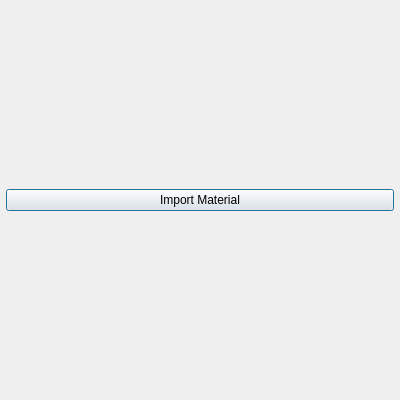
First picture: the form in hexrd/ui/resources/ui/material_list_editor.ui, repository HEXRD/hexrdgui, before the edit.
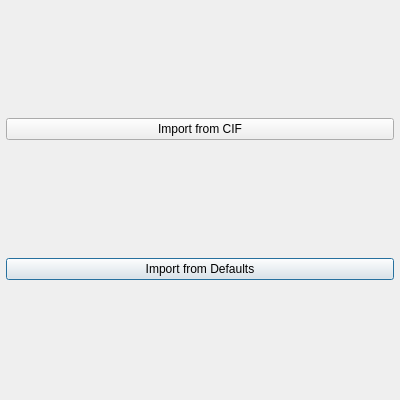
Second picture: the form after the edit.

Commit message: Only load the "CeO2" material by default

The edit to the form file:
```diff
--- a/hexrd/ui/resources/ui/material_list_editor.ui
+++ b/hexrd/ui/resources/ui/material_list_editor.ui
@@ -26,10 +26,17 @@
    <property name="bottomMargin">
     <number>6</number>
    </property>
+   <item row="2" column="0">
+    <widget class="QPushButton" name="import_from_defaults">
+     <property name="text">
+      <string>Import from Defaults</string>
+     </property>
+    </widget>
+   </item>
    <item row="1" column="0">
     <widget class="QPushButton" name="import_material">
      <property name="text">
-      <string>Import Material</string>
+      <string>Import from CIF</string>
      </property>
     </widget>
    </item>
```
Left out of the diff: 6 changed lines with no effect on the pictures. The commit also changes 2 other files.
